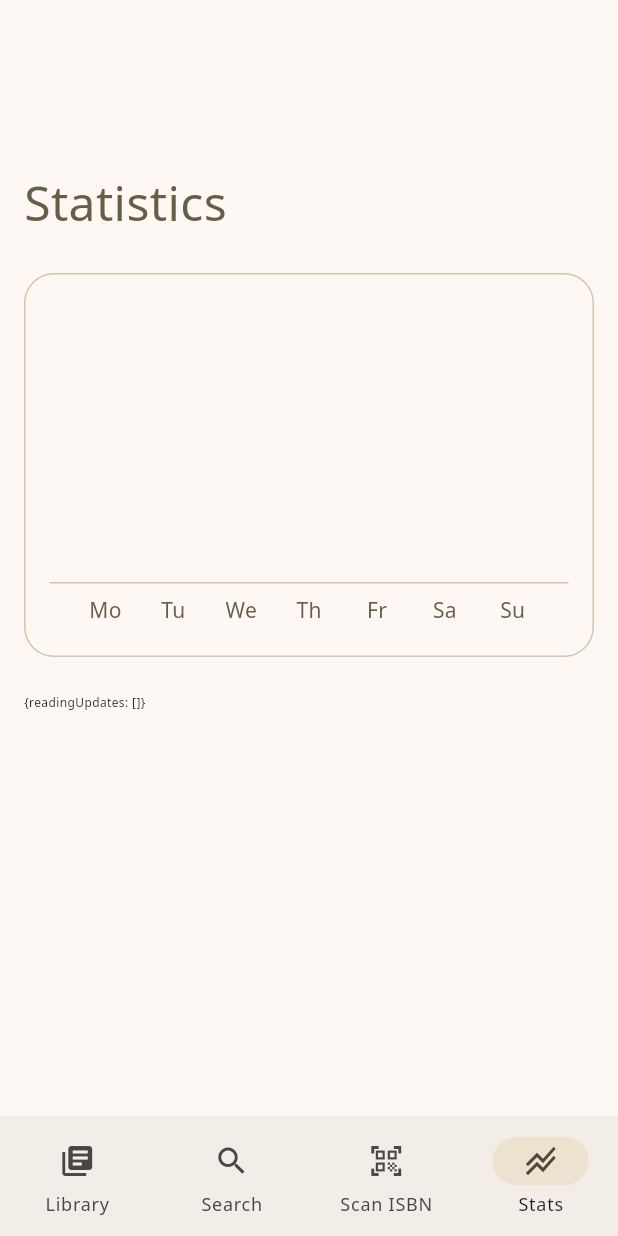
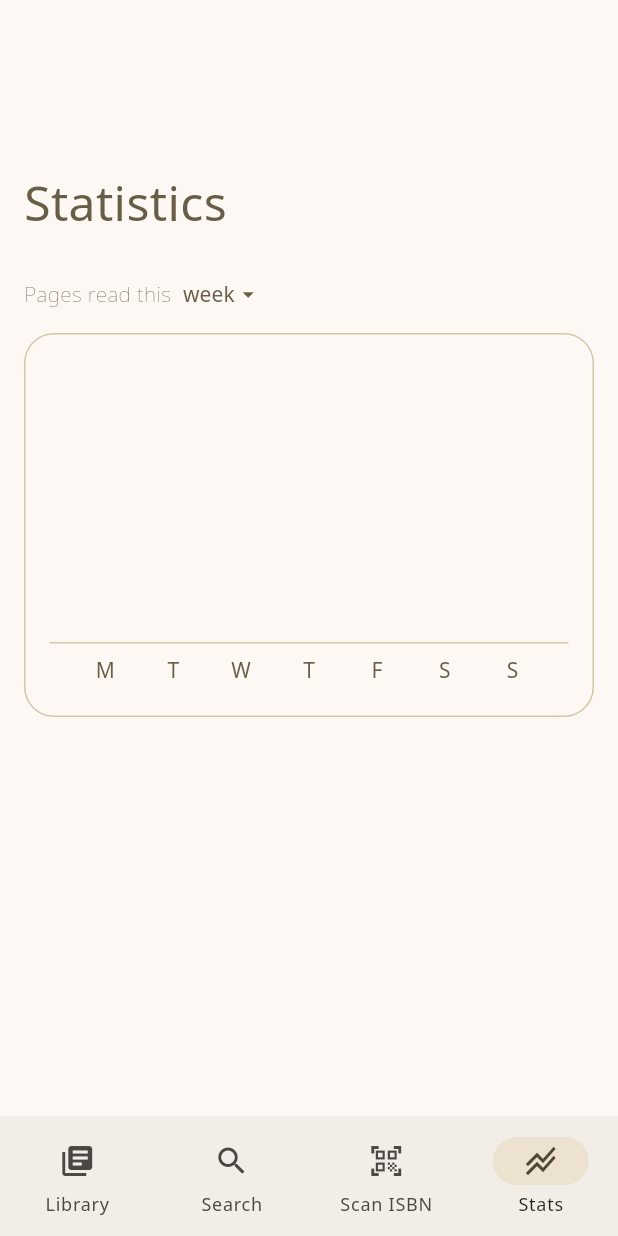
Before and after one commit to 8-bit-confusion/booklist, a Flutter app: the screen it shows after launch, item 4 of the bottom bar chosen, on a phone screen of 412 x 824 dp. Run offline on Flutter 3.47's test engine with Material 3 defaults, Android fonts, the light colour scheme and no system bars; drawn by our look-alikes of fl_chart; our stand-ins replace file_picker, package_info_plus; missing offline and left inert: mobile_scanner; project files that could hold a hidden picture were left out.

Commit message:
selectable time-span for stats graph

```diff
--- a/lib/pages/stats.dart
+++ b/lib/pages/stats.dart
@@ -1,5 +1,6 @@
 import 'dart:math';
 
+import 'package:flutter/foundation.dart';
 import 'package:flutter/material.dart';
 import 'package:fl_chart/fl_chart.dart';
 
@@ -17,14 +18,26 @@ class Stats extends PageContent {
 }
 
 class _StatsState extends State<Stats> {
-  List<int> indexes = [0, 1, 2, 3, 4, 5, 6];
-  List<String> titles = ["Mo", "Tu", "We", "Th", "Fr", "Sa", "Su"];
+  bool sameWeek(DateTime a, DateTime b) {
+    DateTime d1 = a.subtract(Duration(days: a.weekday - 1)).copyWith(hour: 0, minute: 0, second: 0, millisecond: 0, microsecond: 0);
+    DateTime d2 = b.subtract(Duration(days: b.weekday - 1)).copyWith(hour: 0, minute: 0, second: 0, millisecond: 0, microsecond: 0);
+    return d1.compareTo(d2) == 0;
+  }
+
+  bool sameMonth(DateTime a, DateTime b) {
+    return a.month == b.month && a.year == b.year;
+  }
 
   @override
   Widget build(BuildContext context) {
-    List<double> weekPages = indexes
-        .map((int weekday) => statsData.readingUpdates
-            .where((ReadingUpdate update) => (update.timestamp.weekday == weekday + 1 && (update.timestamp.day - DateTime.now().day).abs() < 7))
+    List<int> indexes = List<int>.generate(SettingsData.spanTitles[settingsData.timeSpan]!.length, (i) => i);
+    List<double> barHeights = indexes
+        .map((int index) => statsData.readingUpdates
+            .where(
+              settingsData.timeSpan == TimeSpan.week  ? (ReadingUpdate update) => (update.timestamp.weekday == index + 1 && sameWeek(update.timestamp, DateTime.now())) :
+              settingsData.timeSpan == TimeSpan.month ? (ReadingUpdate update) => (update.timestamp.day == index + 1 && sameMonth(update.timestamp, DateTime.now())) :
+              (ReadingUpdate update) => (update.timestamp.month == index + 1 && update.timestamp.year == DateTime.now().year)
+            )
             .map((ReadingUpdate update) => update.pages)
             .followedBy([0])
             .reduce((int a, int b) => a + b)
@@ -48,6 +61,84 @@ class _StatsState extends State<Stats> {
             ),
           ),
           const SizedBox(height: 24.0,),
+          Row(
+            children: <Widget>[
+              Text("Pages read this ", style: TextStyle(fontWeight: FontWeight.w300,
+                color: Theme.of(context).colorScheme.primary,),),
+              TextButton(
+                style: const ButtonStyle(
+                  splashFactory: null,
+                  overlayColor: WidgetStatePropertyAll(Colors.transparent),
+                  padding: WidgetStatePropertyAll(EdgeInsets.all(4.0)),
+                  minimumSize: WidgetStatePropertyAll(Size.zero),
+                  tapTargetSize: MaterialTapTargetSize.shrinkWrap,
+                ),
+                child: Row(
+                  children: <Widget>[
+                    Text(SettingsData.spanNames[settingsData.timeSpan]!.toLowerCase(),
+                      style: TextStyle(color: Theme.of(context).colorScheme.primary,),),
+                    const Icon(Icons.arrow_drop_down),
+                  ],
+                ),
+                onPressed: () {
+                  showDialog(
+                      context: context,
+                      builder: (BuildContext context) => AlertDialog(
+                        title: Text(
+                          "Time span:",
+                          style: TextStyle(
+                            color: Theme.of(context).colorScheme.primary,
+                            fontSize: 16.0,
+                          ),
+                        ),
+                        content: Column(
+                          mainAxisSize: MainAxisSize.min,
+                          children: <Widget>[
+                            RadioListTile(
+                              value: TimeSpan.week,
+                              groupValue: settingsData.timeSpan,
+                              dense: true,
+                              title: Text("Week", style: TextStyle(fontSize: 14.0, fontWeight: FontWeight.w300,
+                                color: Theme.of(context).colorScheme.primary,),),
+                              onChanged: (TimeSpan? value) {
+                                if (value != null) {
+                                  setState(() { settingsData.setTimeSpan(value); });
+                                }
+                              },
+                            ),
+                            RadioListTile(
+                              value: TimeSpan.month,
+                              groupValue: settingsData.timeSpan,
+                              dense: true,
+                              title: Text("Month", style: TextStyle(fontSize: 14.0, fontWeight: FontWeight.w300,
+                                color: Theme.of(context).colorScheme.primary,),),
+                              onChanged: (TimeSpan? value) {
+                                if (value != null) {
+                                  setState(() { settingsData.setTimeSpan(value); });
+                                }
+                              },
+                            ),
+                            RadioListTile(
+                              value: TimeSpan.year,
+                              groupValue: settingsData.timeSpan,
+                              dense: true,
+                              title: Text("Year", style: TextStyle(fontSize: 14.0, fontWeight: FontWeight.w300,
+                                color: Theme.of(context).colorScheme.primary,),),
+                              onChanged: (TimeSpan? value) {
+                                if (value != null) {
+                                  setState(() { settingsData.setTimeSpan(value); });
+                                }
+                              },
+                            ),
+                          ],
+                        ),
+                      )
+                  );
+                },
+              ),
+            ],
+          ),
+          const SizedBox(height: 12.0,),
           Container(
             padding: const EdgeInsets.all(16.0),
             decoration: BoxDecoration(
@@ -59,8 +150,8 @@ class _StatsState extends State<Stats> {
             height: 256.0,
             child: BarChart(
               BarChartData(
-                minY: -weekPages.reduce((double a, double b) => max(a, b)) * 0.05,
-                maxY: weekPages.reduce((double a, double b) => max(a, b)) * 1.15,
+                minY: -barHeights.reduce((double a, double b) => max(a, b)) * 0.05,
+                maxY: barHeights.reduce((double a, double b) => max(a, b)) * 1.15,
                 gridData: const FlGridData(show: false),
                 borderData: FlBorderData(border: Border(bottom: BorderSide(color: Theme.of(context).colorScheme.inversePrimary))),
                 titlesData: FlTitlesData(
@@ -72,11 +163,11 @@ class _StatsState extends State<Stats> {
                       showTitles: true,
                       reservedSize: 32.0,
                       getTitlesWidget: (double axisValue, TitleMeta meta) {
-                        return Container(
+                        return settingsData.timeSpan != TimeSpan.month || [1, 5, 10, 15, 20, 25, 31].contains(axisValue.toInt() + 1) ?  Container(
                           padding: const EdgeInsets.only(top: 8.0,),
-                          child: Text(titles[axisValue.toInt()], style: TextStyle(
+                          child: Text(SettingsData.spanTitles[settingsData.timeSpan]![axisValue.toInt()], style: TextStyle(
                               color: Theme.of(context).colorScheme.primary,),),
-                        );
+                        ) : Container();
                       }
                     )
                   )
@@ -103,20 +194,25 @@ class _StatsState extends State<Stats> {
                         Theme.of(context).colorScheme.inversePrimary,
                       ]
                     ),
-                    width: 16.0,
-                    toY: weekPages[index],
+                    width: settingsData.timeSpan == TimeSpan.week ? 16.0 : settingsData.timeSpan == TimeSpan.month ? 8.0 : 12.0,
+                    toY: barHeights[index],
                   )],
-                  showingTooltipIndicators: weekPages[index] > 0 ? [0] : [],
+                  showingTooltipIndicators: barHeights[index] > 0 && (settingsData.timeSpan != TimeSpan.month ||
+                      barHeights[index] == barHeights.reduce((double a, double b) => max(a, b))) ? [0] : [],
                 )).toList()
               )
             ),
           ),
-          const SizedBox(height: 24.0,),
-          Text(
-            statsData.toJson().toString(),
-            style: const TextStyle(fontSize: 8.0),
+        ] + (kDebugMode ? [Expanded(
+          child: ListView(
+            children: <Widget>[
+              Text(
+                statsData.toJson().toString(),
+                style: const TextStyle(fontSize: 8.0),
+              ),
+            ],
           ),
-        ]
+        )] : []),
       )
     );
   }
--- a/lib/saves.dart
+++ b/lib/saves.dart
@@ -7,7 +7,18 @@ enum SortMethod {
   custom,
   recent,
   title,
-  author
+  author,
+}
+
+enum TimeSpan {
+  week,
+  month,
+  year,
+}
+
+enum Statistic {
+  pagesRead,
+  booksCompleted,
 }
 
 class Item {
@@ -276,6 +287,7 @@ class SettingsData extends SyncedData {
   late Color seedColor;
   late ThemeMode themeMode;
   late SortMethod sortMethod;
+  late TimeSpan timeSpan;
   late int searchResultCount;
   late bool showCompletedBooks;
 
@@ -326,6 +338,20 @@ class SettingsData extends SyncedData {
     SortMethod.author: (Item a, Item b) => a.authors.compareTo(b.authors),
   };
 
+  static Map<TimeSpan, String> spanNames = {
+    TimeSpan.week: "Week",
+    TimeSpan.month: "Month",
+    TimeSpan.year: "Year",
+  };
+
+  static Map<String, TimeSpan> spanValues = Map.fromIterables(spanNames.values, spanNames.keys);
+
+  static Map<TimeSpan, List<String>> spanTitles = {
+    TimeSpan.week: ["M", "T", "W", "T", "F", "S", "S"],
+    TimeSpan.month: List<String>.generate(31, (i) => (i + 1).toString()),
+    TimeSpan.year: ["J", "F", "M", "A", "M", "J", "J", "A", "S", "O", "N", "D"],
+  };
+
   SettingsData() {
     dataFile = File("${storageRoot.path}/$dataFileName");
     syncFromSave();
@@ -336,6 +362,7 @@ class SettingsData extends SyncedData {
     seedColor = Colors.amber;
     themeMode = ThemeMode.light;
     sortMethod = SortMethod.custom;
+    timeSpan = TimeSpan.week;
     searchResultCount = 15;
     showCompletedBooks = false;
   }
@@ -343,8 +370,9 @@ class SettingsData extends SyncedData {
   @override
   void loadFromJson(Map<String, dynamic> data) {
     if (data["seedColor"] != null) seedColor = materialColorFromString(data["seedColor"]);
-    if (data["themeMode"] != null) themeMode = themeModeFromString(data["themeMode"]);
-    if (data["sortMethod"] != null) sortMethod = sortMethodFromString(data["sortMethod"]);
+    if (data["themeMode"] != null) themeMode = modeValues[data["themeMode"]]!;
+    if (data["sortMethod"] != null) sortMethod = methodValues[data["sortMethod"]]!;
+    if (data["timeSpan"] != null) timeSpan = spanValues[data["timeSpan"]]!;
     if (data["searchResultCount"] != null) searchResultCount = data["searchResultCount"];
     if (data["showCompletedBooks"] != null) showCompletedBooks = data["showCompletedBooks"];
   }
@@ -352,8 +380,9 @@ class SettingsData extends SyncedData {
   @override
   Map<String, dynamic> toJson() => {
     "seedColor": seedColorName(),
-    "themeMode": themeModeName(),
-    "sortMethod": sortMethodName(),
+    "themeMode": modeNames[themeMode]!,
+    "sortMethod": methodNames[sortMethod]!,
+    "timeSpan": spanNames[timeSpan]!,
     "searchResultCount": searchResultCount,
     "showCompletedBooks": showCompletedBooks,
   };
@@ -370,6 +399,11 @@ class SettingsData extends SyncedData {
 
   void setSortMethod(SortMethod method) {
     sortMethod = method;
+    syncToSave();
+  }
+
+  void setTimeSpan(TimeSpan span) {
+    timeSpan = span;
     syncToSave();
   }
 
@@ -390,27 +424,11 @@ class SettingsData extends SyncedData {
     return seedColor.toARGB32().toString();
   }
 
-  String themeModeName() {
-    return modeNames[themeMode]!;
-  }
-
-  String sortMethodName() {
-    return methodNames[sortMethod]!;
-  }
-
   static Color materialColorFromString(String colorString) {
     if (colorValues.containsKey(colorString)) {
       return colorValues[colorString]!;
     }
     return Color(int.parse(colorString));
-  }
-
-  static ThemeMode themeModeFromString(String modeString) {
-    return modeValues[modeString]!;
-  }
-
-  static SortMethod sortMethodFromString(String methodString) {
-    return methodValues[methodString]!;
   }
 }
 
```
